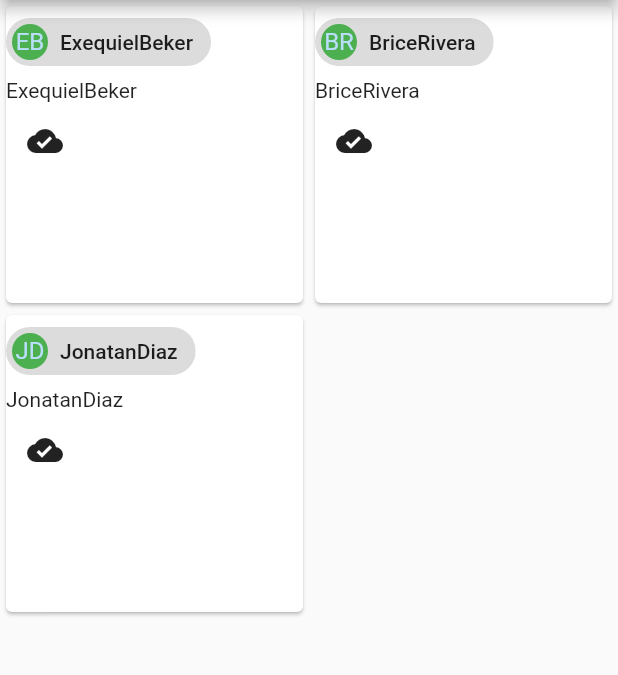
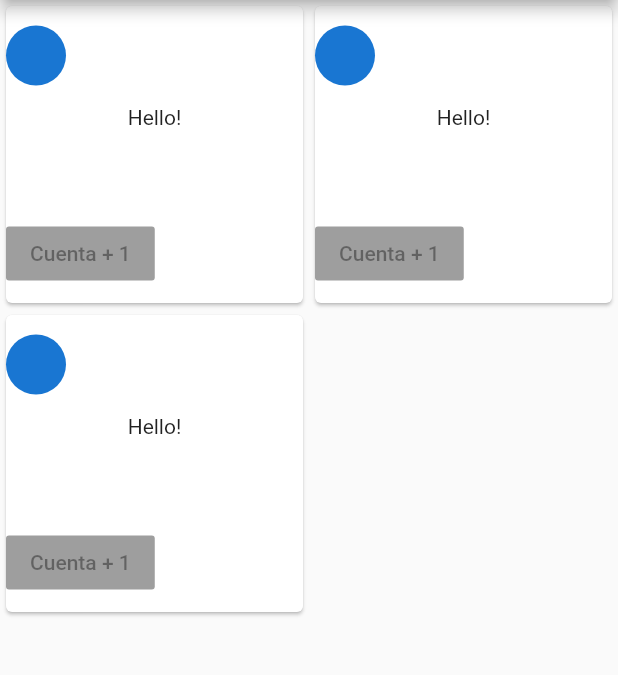
Before and after one commit to OverlordEx3/Kairos, a Flutter app: the screen it shows after launch, on a phone screen of 412 x 824 dp, the part 84-759 px from its top. Run offline on Flutter 3.47's test engine with Material 2 defaults, Android fonts, the phone set to English and light mode, and no system bars; our stand-ins replace rxdart.

Commit message:
Splitted Card widget build and refactored into another file.

```diff
--- /dev/null
+++ b/lib/ui/people_card.dart
@@ -0,0 +1,60 @@
+
+import 'package:flutter/widgets.dart';
+import 'package:flutter/material.dart';
+
+/* Models */
+import '../models/people_model.dart';
+
+class PeopleCard extends StatelessWidget {
+  PeopleModel _people;
+
+  PeopleCard(PeopleModel model) {
+    _people = _people;
+  }
+
+  Widget _headerImage(BuildContext context) {
+    return new Expanded(child: Row(
+      children: <Widget>[
+        CircleAvatar(),
+        Text(""),
+      ],
+    ));
+  }
+
+  Widget _centeredData(BuildContext context) {
+    return new Expanded(
+        child: new Text("Hello!")
+    );
+  }
+
+  Widget _bottomButtons(BuildContext context) {
+    return new Expanded(
+        child: new Row(
+          children: <Widget>[
+            RaisedButton(
+              child: Text("Cuenta + 1"),
+            )
+          ],
+        )
+    );
+  }
+
+
+
+  @override
+  Widget build(BuildContext context) {
+    // TODO: implement build
+    return new Card(
+      child: Expanded(
+          child: Column(
+            children: <Widget>[
+              _headerImage(context),
+              _centeredData(context),
+              _bottomButtons(context),
+            ],
+          )
+      )
+    );
+  }
+
+}
--- a/lib/ui/people_ui.dart
+++ b/lib/ui/people_ui.dart
@@ -3,47 +3,58 @@ import 'package:flutter/material.dart';
 import '../blocs/people_bloc.dart';
 import '../models/people_model.dart';
 
+/* Other related UIs */
+import 'people_card.dart';
+
 class PeopleListUI extends StatefulWidget {
   @override
-  State<StatefulWidget> createState()  {
+  State<StatefulWidget> createState() {
     return PeopleUI();
   }
 }
 
 class PeopleUI extends State<PeopleListUI> {
-
-  Widget _buildItemAsCard(AsyncSnapshot<List<PeopleModel>> snapshot, int index) {
+  Widget _buildItemAsCard(
+      AsyncSnapshot<List<PeopleModel>> snapshot, int index) {
     return new Card(
-      child: Column(
-        children: <Widget>[
+      child: Column(children: <Widget>[
         Row(
           children: <Widget>[
-              Chip(
-                avatar: CircleAvatar(
-                  backgroundColor: Colors.green,
-                  child: Text(snapshot.data.elementAt(index).Name[0] + snapshot.data.elementAt(index).Surname[0]),
+            CircleAvatar(
+              backgroundColor: Colors.deepPurple,
+              backgroundImage: (snapshot.data.elementAt(index).Image != null
+                  ? (new Image.memory(
+                      snapshot.data.elementAt(index).Image.getBytes()))
+                  : new Image.network(
+                          "https://www.andiar.com/4186-thickbox_default/vinilo-brujula.jpg")
+                      .image),
             ),
-                label: Text(snapshot.data.elementAt(index).Name + snapshot.data.elementAt(index).Surname),
-              )
+            new Text(
+              snapshot.data.elementAt(index).Name +
+                  " " +
+                  snapshot.data.elementAt(index).Surname,
+              textAlign: TextAlign.center,
+              style: new TextStyle(fontWeight: FontWeight.bold, fontSize: 16),
+            ),
           ],
         ),
         Row(
           children: <Widget>[
-              new Center(
-                child: Text(snapshot.data.elementAt(index).Name + snapshot.data.elementAt(index).Surname),
+            new Expanded(child: new Text(" Actually, no data. Sorry!"))
+          ],
+        ),
+        Expanded(
+            child: Align(
+                child: Row(
+          children: <Widget>[
+            new IconButton(
+              icon: new Icon(Icons.grade),
+              onPressed: null,
+              alignment: FractionalOffset.bottomRight,
             )
           ],
-          ),
-          Row(
-            children: <Widget>[
-              Padding(
-                padding: EdgeInsets.all(2.0),
-                child: IconButton(icon: new Icon(Icons.cloud_done), onPressed: () => {}),
-              )
-            ],
-          )
-        ],
-      ),
+        )))
+      ]),
     );
   }
 
@@ -77,7 +88,7 @@ class PeopleUI extends State<PeopleListUI> {
           new SliverGridDelegateWithFixedCrossAxisCount(crossAxisCount: 2),
       itemBuilder: (BuildContext context, int index) {
         /* TODO Card layout */
-        return _buildItemAsCard(snapshot, index);
+        return PeopleCard(snapshot.data[index]);
       },
     );
   }
```
Lines whose indentation alone changed are shown as unchanged.
